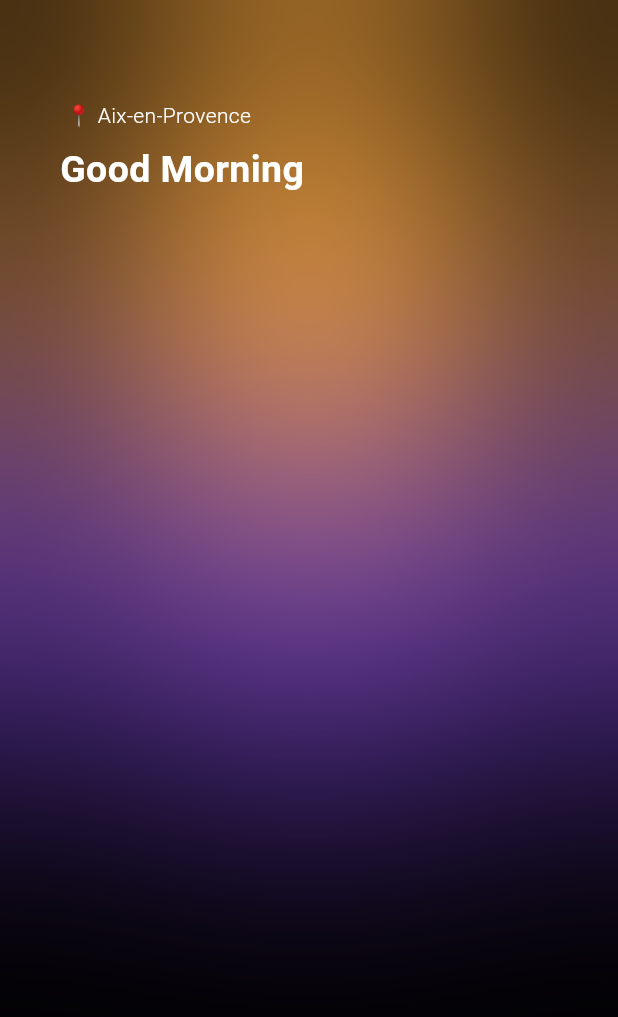
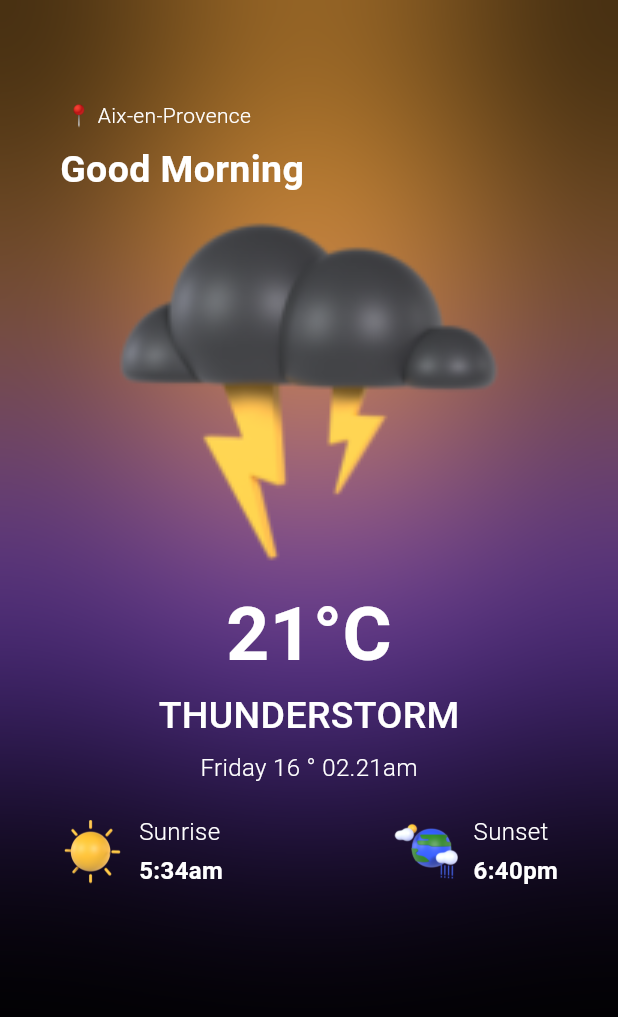
Before and after one commit to onaya7/Sky_whiz, a Flutter app: the screen it shows after launch, on a phone screen of 412 x 824 dp. Shown: the top 1017 px of the screen. Run offline on Flutter 3.47's test engine with Material 3 defaults, Android fonts, the light colour scheme and no system bars; our stand-ins replace bloc, equatable.

Commit message:
Ref: home screen layout and add assets

```diff
--- a/lib/screens/home_screen.dart
+++ b/lib/screens/home_screen.dart
@@ -65,26 +65,132 @@ class HomeScreen extends StatelessWidget {
               SizedBox(
                 width: MediaQuery.of(context).size.width,
                 height: MediaQuery.of(context).size.height,
-                child: const Column(
+                child: Column(
                   crossAxisAlignment: CrossAxisAlignment.start,
                   children: [
-                    Text(
+                    const Text(
                       ' 📍 Aix-en-Provence',
                       style: TextStyle(
                         fontWeight: FontWeight.w300,
                         color: Colors.white,
                       ),
                     ),
-                    SizedBox(
+                    const SizedBox(
                       height: 8,
                     ),
-                    Text(
+                    const Text(
                       'Good Morning',
                       style: TextStyle(
                         fontSize: 25,
                         fontWeight: FontWeight.bold,
                         color: Colors.white,
                       ),
+                    ),
+                    Center(
+                      child: Image.asset(
+                        'assets/3.png',
+                        scale: 0.5,
+                      ),
+                    ),
+                    const Center(
+                        child: Text('21°C',
+                            style: TextStyle(
+                                color: Colors.white,
+                                fontSize: 50,
+                                fontWeight: FontWeight.w600))),
+                    const Center(
+                      child: Text('THUNDERSTORM',
+                          style: TextStyle(
+                              color: Colors.white,
+                              fontSize: 25,
+                              fontWeight: FontWeight.w500)),
+                    ),
+                    const SizedBox(
+                      height: 5,
+                    ),
+                    const Center(
+                      child: Text(
+                        'Friday 16 ° 02.21am',
+                        style: TextStyle(
+                          fontSize: 16,
+                          fontWeight: FontWeight.w300,
+                          color: Colors.white,
+                        ),
+                      ),
+                    ),
+                    const SizedBox(
+                      height: 20,
+                    ),
+                    Row(
+                      mainAxisAlignment: MainAxisAlignment.spaceBetween,
+                      children: [
+                        Row(
+                          children: [
+                            Image.asset(
+                              'assets/8.png',
+                              scale: 3,
+                            ),
+                            const SizedBox(
+                              width: 10,
+                            ),
+                            const Column(
+                              crossAxisAlignment: CrossAxisAlignment.start,
+                              children: [
+                                Text(
+                                  'Sunrise',
+                                  style: TextStyle(
+                                    fontSize: 16,
+                                    fontWeight: FontWeight.w300,
+                                    color: Colors.white,
+                                  ),
+                                ),
+                                SizedBox(height: 3),
+                                Text(
+                                  '5:34am',
+                                  style: TextStyle(
+                                    fontSize: 16,
+                                    fontWeight: FontWeight.w700,
+                                    color: Colors.white,
+                                  ),
+                                ),
+                              ],
+                            ),
+                          ],
+                        ),
+                        Row(
+                          children: [
+                            Image.asset(
+                              'assets/5.png',
+                              scale: 3,
+                            ),
+                            const SizedBox(
+                              width: 10,
+                            ),
+                            const Column(
+                              crossAxisAlignment: CrossAxisAlignment.start,
+                              children: [
+                                Text(
+                                  'Sunset',
+                                  style: TextStyle(
+                                    fontSize: 16,
+                                    fontWeight: FontWeight.w300,
+                                    color: Colors.white,
+                                  ),
+                                ),
+                                SizedBox(height: 3),
+                                Text(
+                                  '6:40pm',
+                                  style: TextStyle(
+                                    fontSize: 16,
+                                    fontWeight: FontWeight.w700,
+                                    color: Colors.white,
+                                  ),
+                                ),
+                              ],
+                            ),
+                          ],
+                        )
+                      ],
                     ),
                   ],
                 ),
--- a/pubspec.yaml
+++ b/pubspec.yaml
@@ -66,9 +66,8 @@ flutter:
   uses-material-design: true
 
   # To add assets to your application, add an assets section, like this:
-  # assets:
-  #   - images/a_dot_burr.jpeg
-  #   - images/a_dot_ham.jpeg
+  assets:
+    - assets/
 
   # An image asset can refer to one or more resolution-specific "variants", see
   # https://flutter.dev/assets-and-images/#resolution-aware
```
